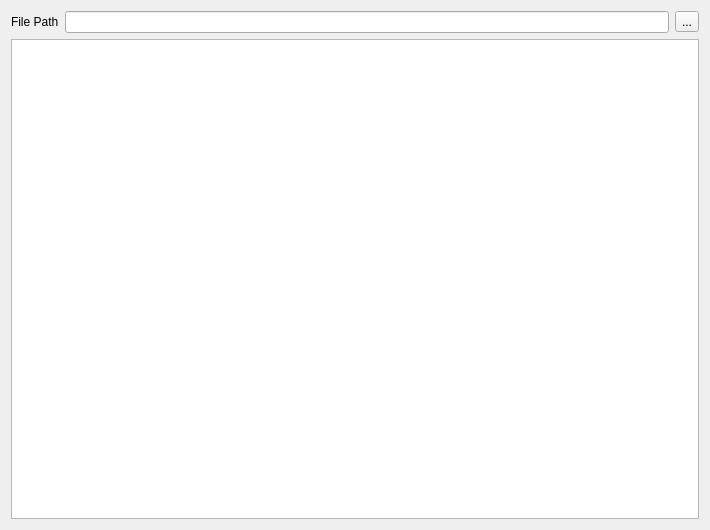
Above: src/plugins/loadleveler_monitor/widgets/file_viewer_widget.ui from cemc-oper/nwpc-monitor-app before the change. Below: the same form after it.
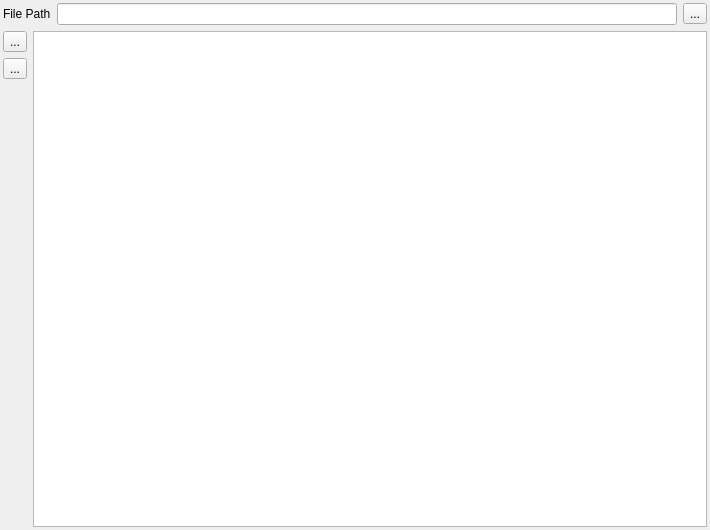
That is the form after the change. Icons and pictures are not drawn.

Commit message: Add scroll to end and line wrap button.

What changed in the file:
```diff
--- a/src/plugins/loadleveler_monitor/widgets/file_viewer_widget.ui
+++ b/src/plugins/loadleveler_monitor/widgets/file_viewer_widget.ui
@@ -14,6 +14,18 @@
    <string>File Viewer</string>
   </property>
   <layout class="QGridLayout" name="gridLayout">
+   <property name="leftMargin">
+    <number>3</number>
+   </property>
+   <property name="topMargin">
+    <number>3</number>
+   </property>
+   <property name="rightMargin">
+    <number>3</number>
+   </property>
+   <property name="bottomMargin">
+    <number>3</number>
+   </property>
    <item row="0" column="0">
     <layout class="QHBoxLayout" name="horizontalLayout">
      <item>
@@ -36,7 +48,60 @@
     </layout>
    </item>
    <item row="1" column="0">
-    <widget class="QTextBrowser" name="file_context_browser"/>
+    <layout class="QHBoxLayout" name="horizontalLayout_2">
+     <item>
+      <layout class="QVBoxLayout" name="verticalLayout">
+       <item>
+        <widget class="QToolButton" name="scroll_to_end_button">
+         <property name="text">
+          <string>...</string>
+         </property>
+         <property name="icon">
+          <iconset resource="../../core_plugin/core.qrc">
+           <normaloff>:/core/images/go-jump-locationbar.png</normaloff>:/core/images/go-jump-locationbar.png</iconset>
+         </property>
+         <property name="checkable">
+          <bool>true</bool>
+         </property>
+        </widget>
+       </item>
+       <item>
+        <widget class="QToolButton" name="line_wrap_tool_button">
+         <property name="text">
+          <string>...</string>
+         </property>
+         <property name="icon">
+          <iconset resource="../../core_plugin/core.qrc">
+           <normaloff>:/core/images/scroll-to-end.png</normaloff>:/core/images/scroll-to-end.png</iconset>
+         </property>
+         <property name="checkable">
+          <bool>true</bool>
+         </property>
+        </widget>
+       </item>
+       <item>
+        <spacer name="verticalSpacer">
+         <property name="orientation">
+          <enum>Qt::Vertical</enum>
+         </property>
+         <property name="sizeHint" stdset="0">
+          <size>
+           <width>20</width>
+           <height>40</height>
+          </size>
+         </property>
+        </spacer>
+       </item>
+      </layout>
+     </item>
+     <item>
+      <widget class="QTextBrowser" name="file_context_browser">
+       <property name="lineWrapMode">
+        <enum>QTextEdit::NoWrap</enum>
+       </property>
+      </widget>
+     </item>
+    </layout>
    </item>
   </layout>
   <action name="action_refresh">
```
Left out of the diff: 29 changed lines with no effect on the pictures. The commit also changes 2 other files.
